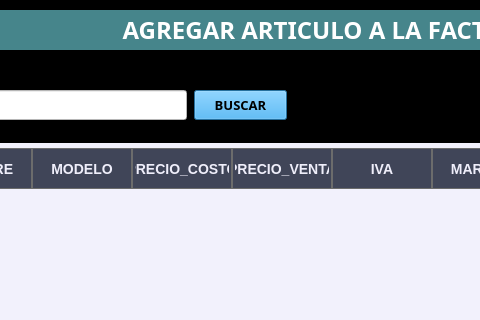
Qt form negocio/ventana_agregar_item_factura.ui (NVidia09/Comercio) before a commit; both pictures show x 186 to 666 and y 0 to 320 of the 1031 by 631 pixel window.
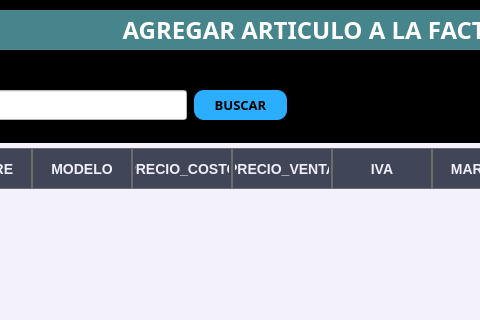
The same form after that commit.

Diff of the .ui file:
```diff
--- a/negocio/ventana_agregar_item_factura.ui
+++ b/negocio/ventana_agregar_item_factura.ui
@@ -173,6 +173,7 @@
    <property name="styleSheet">
     <string notr="true">QPushButton{
 background-color:#2caeff;
+border-radius:10px;
 }
 
 QPushButton:hover{
```
